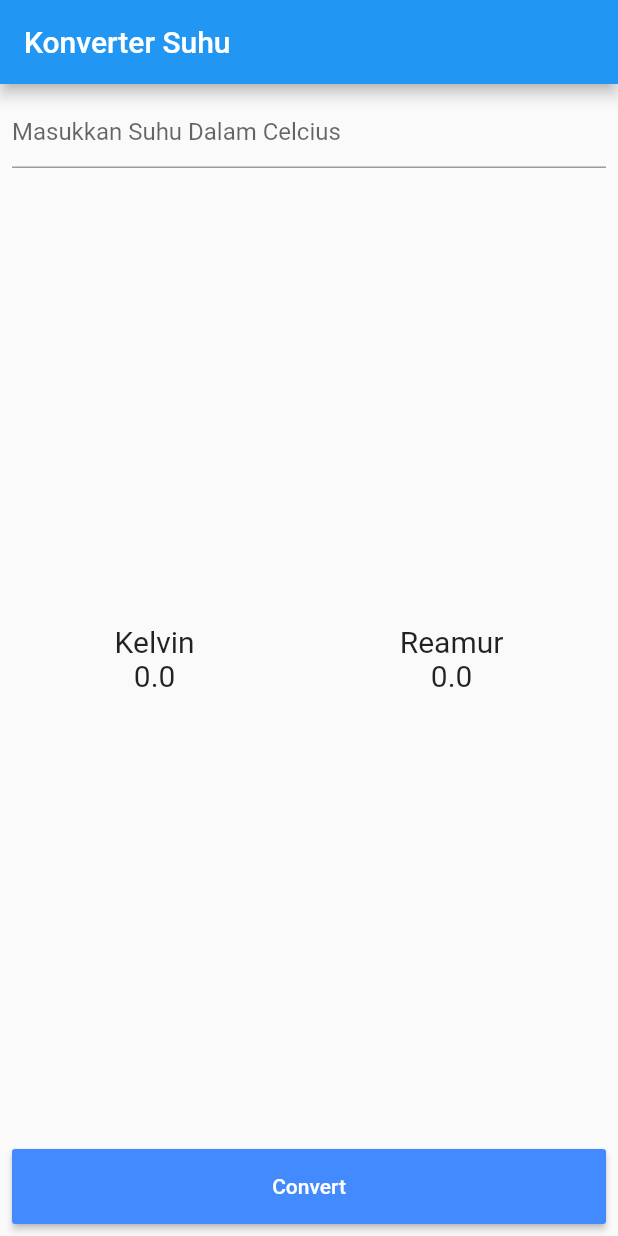
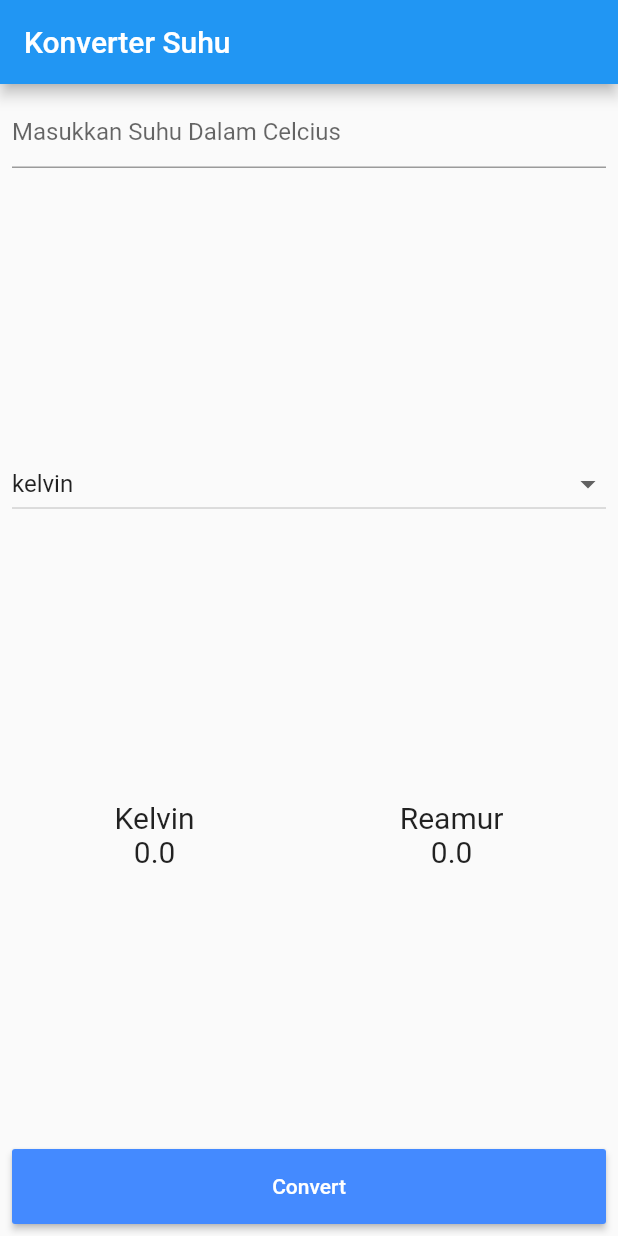
Before and after one commit to ahmadhafis/suhu_konverter, a Flutter app: the screen it shows after launch, on a phone screen of 412 x 824 dp. Run offline on Flutter 3.47's test engine with Material 2 defaults, Android fonts, the phone set to English and light mode, and no system bars.

Commit message:
Menambahkan + edit Dropdown

```diff
--- a/lib/main.dart
+++ b/lib/main.dart
@@ -19,6 +19,7 @@ class _MyAppState extends State<MyApp> {
   double inputUser = 0;
   double kelvin = 0;
   double reamur = 0;
+  String newValue = "kelvin";
 
   konversi() {
     setState(() {
@@ -27,6 +28,14 @@ class _MyAppState extends State<MyApp> {
       kelvin = inputUser + 273;
     });
   }
+
+  _dropdownOnChanged(String value) {
+    setState(() {
+      newValue = value;
+    });
+  }
+
+  var listItem = ["kelvin", "reamur"];
 
   @override
   Widget build(BuildContext context) {
@@ -45,6 +54,18 @@ class _MyAppState extends State<MyApp> {
             mainAxisAlignment: MainAxisAlignment.spaceBetween,
             children: [
               Input(etInput: etInput),
+              //membuat dropdown
+              DropdownButton(
+                items: listItem.map((String value) {
+                  return DropdownMenuItem(
+                    value: value,
+                    child: Text(value),
+                  );
+                }).toList(),
+                value: newValue,
+                onChanged: _dropdownOnChanged,
+                isExpanded: true,
+              ),
               Row(
                 mainAxisAlignment: MainAxisAlignment.spaceAround,
                 children: [
```
